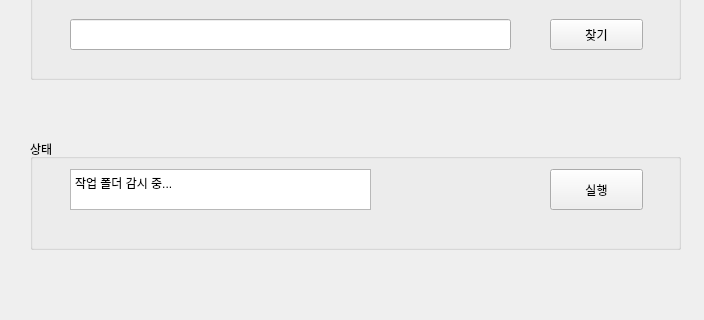
First picture: the form in ui/automate.ui, repository rtothecore/COCAutomate, before the edit; both pictures show x 0 to 704 and y 281 to 601 of the 704 by 601 pixel window.
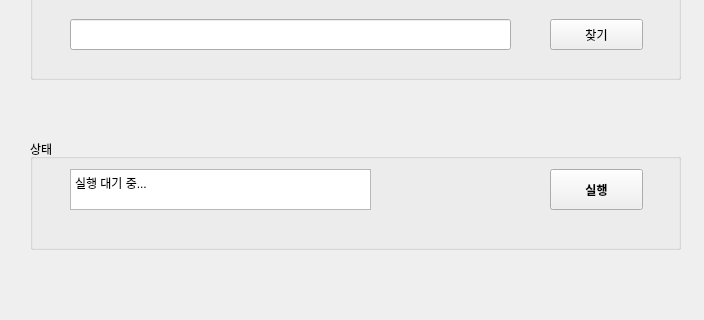
Second picture: the form after the edit.

```diff
--- a/ui/automate.ui
+++ b/ui/automate.ui
@@ -151,6 +151,12 @@
       <height>41</height>
      </rect>
     </property>
+    <property name="font">
+     <font>
+      <weight>75</weight>
+      <bold>true</bold>
+     </font>
+    </property>
     <property name="text">
      <string>실행</string>
     </property>
@@ -165,7 +171,7 @@
      </rect>
     </property>
     <property name="plainText">
-     <string>작업 폴더 감시 중...</string>
+     <string>실행 대기 중...</string>
     </property>
    </widget>
   </widget>
```
